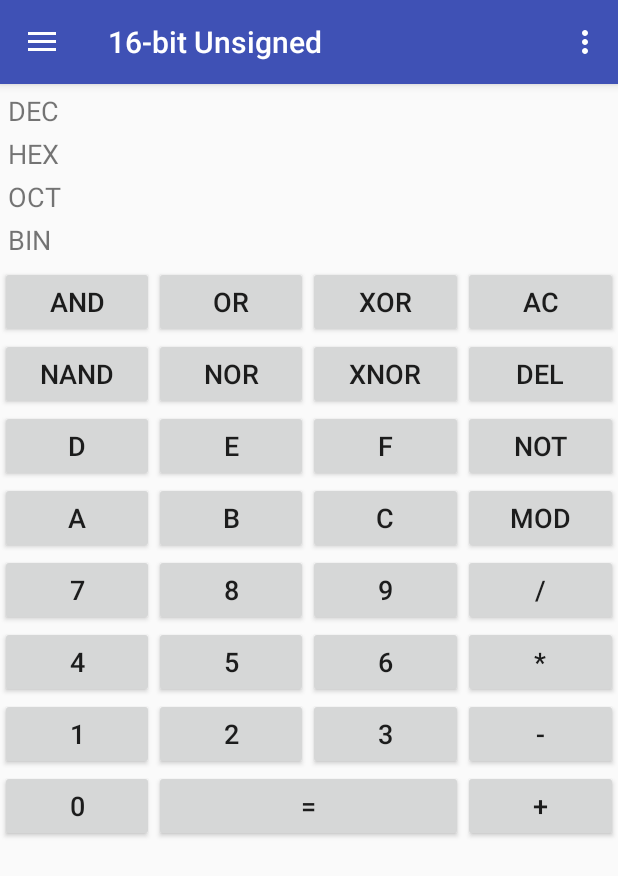
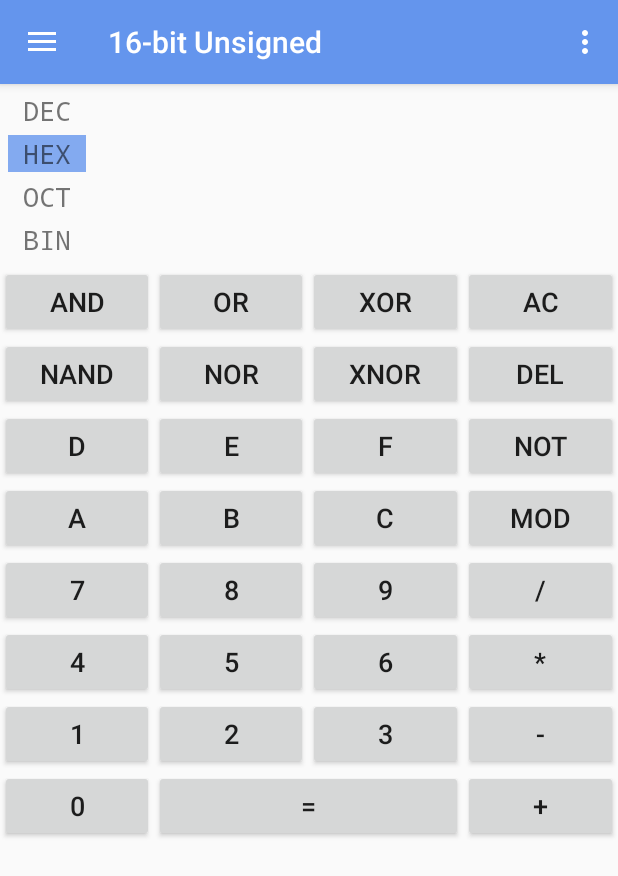
Before and after one commit to BlackburnCollege/procal, an Android app: the screen it shows after launch (MainActivity), in the side drawer, after a tap on "16-bit Unsigned", on a phone screen of 412 x 824 dp. Shown: the top 876 px of the screen. Run offline under Robolectric (Android 15) with nearby library versions, the phone set to English and light mode, and no system bars.

Commit message:
Drew - Much productivity... such progress.

```diff
--- a/ProgrammerCalculator/app/src/main/java/edu/blackburn/programmercalculator/MainActivity.java
+++ b/ProgrammerCalculator/app/src/main/java/edu/blackburn/programmercalculator/MainActivity.java
@@ -16,8 +16,6 @@ import android.view.ViewGroup.LayoutParams;
 import android.widget.LinearLayout;
 import android.widget.TextView;
 import android.widget.Toast;
-import android.widget.RelativeLayout;
-import android.view.Display;
 
 /**
  * MainActivity Class - Controller
@@ -40,10 +38,16 @@ public class MainActivity extends AppCompatActivity
     private int previousDecInput;
     private String previousBinInput;
 
+    private TextView tvDEClabel; // the textview that displays DEC
+    private TextView tvHEXlabel; // the textview that displays HEX
+    private TextView tvOCTlabel; // the textview that displays OCT
+    private TextView tvBINlabel; // the textview that displays BIN
+
     private TextView tvDEC; // the textview that displays decimal values
     private TextView tvHEX; // the textview that displays hexadecimal values
     private TextView tvOCT; // the textview that displays octal values
     private TextView tvBIN; // the textview that displays binary values
+
 
     /**
      * onCreate Method - initializes our activity
@@ -72,16 +76,21 @@ public class MainActivity extends AppCompatActivity
         resizeGUI();
 
         // initialize our TextView GUI objects
-        tvDEC = (TextView) findViewById((R.id.textViewDEC));
-        tvHEX = (TextView) findViewById((R.id.textViewHEX));
-        tvOCT = (TextView) findViewById((R.id.textViewOCT));
-        tvBIN = (TextView) findViewById((R.id.textViewBIN));
+        tvDEClabel = (TextView) findViewById(R.id.DECText);
+        tvHEXlabel = (TextView) findViewById(R.id.HEXText);
+        tvOCTlabel = (TextView) findViewById(R.id.OCTText);
+        tvBINlabel = (TextView) findViewById(R.id.BINText);
+        tvDEC = (TextView) findViewById(R.id.textViewDEC);
+        tvHEX = (TextView) findViewById(R.id.textViewHEX);
+        tvOCT = (TextView) findViewById(R.id.textViewOCT);
+        tvBIN = (TextView) findViewById(R.id.textViewBIN);
 
         // initialize our calculator Model object
         calculatorModel = new Model();
 
         // set default values for our global Controller variables
         inputMode = getString(R.string.DEC);
+        tvDEClabel.setBackgroundResource(R.color.colorPrimaryLight);
         signed = true;
         bitPrecision = 32;
         operationSelected = null;
@@ -154,32 +163,32 @@ public class MainActivity extends AppCompatActivity
             // update global Controller variables
             signed = false;
             bitPrecision = 4;
-            setTitle(getString(R.string.unsigned4bit));
+            updateAppTitle(getString(R.string.unsigned4bit));
         } else if (id == R.id.mode_8bitsigned) {
             // update global Controller variables
             signed = true;
             bitPrecision = 8;
-            setTitle(getString(R.string.signed8bit));
+            updateAppTitle(getString(R.string.signed8bit));
         } else if (id == R.id.mode_8bitunsigned) {
             // update global Controller variables
             signed = false;
             bitPrecision = 8;
-            setTitle(getString(R.string.unsigned8bit));
+            updateAppTitle(getString(R.string.unsigned8bit));
         } else if (id == R.id.mode_16bitsigned) {
             // update global Controller variables
             signed = true;
             bitPrecision = 16;
-            setTitle(getString(R.string.signed16bit));
+            updateAppTitle(getString(R.string.signed16bit));
         } else if (id == R.id.mode_16bitunsigned) {
             // update global Controller variables
             signed = false;
             bitPrecision = 16;
-            setTitle(getString(R.string.unsigned16bit));
+            updateAppTitle(getString(R.string.unsigned16bit));
         } else if (id == R.id.mode_32bitsigned) {
             // update global Controller variables
             signed = true;
             bitPrecision = 32;
-            setTitle(getString(R.string.signed32bit));
+            updateAppTitle(getString(R.string.signed32bit));
         }
 
         DrawerLayout drawer = (DrawerLayout) findViewById(R.id.drawer_layout);
@@ -248,6 +257,7 @@ public class MainActivity extends AppCompatActivity
      */
     private void updateAppTitle(String s) {
         setTitle(s);
+
     }//end updateAppTitle method
 
     /**
@@ -416,22 +426,22 @@ public class MainActivity extends AppCompatActivity
         String legalHexInputs = "0123456789ABCDEF";
         String buffer;
 
-        if (inputMode.equalsIgnoreCase(getString(R.string.BIN)) && legalBinInputs.contains(buttonValue)) {
+        if (inputMode.equalsIgnoreCase(getString(R.string.BIN)) && legalBinInputs.contains(buttonValue) && tvBIN.length() + 1 < 33) {
             buffer = tvBIN.getText().toString() + buttonValue;
             tvBIN.setText(buffer);
             updateTextViews(); // update TextViews only on legal button presses
 
-        } else if (inputMode.equalsIgnoreCase(getString(R.string.OCT)) && legalOctInputs.contains(buttonValue)) {
+        } else if (inputMode.equalsIgnoreCase(getString(R.string.OCT)) && legalOctInputs.contains(buttonValue) && tvOCT.length() + 1 < 12) {
             buffer = tvOCT.getText().toString() + buttonValue;
             tvOCT.setText(buffer);
             updateTextViews(); // update TextViews only on legal button presses
 
-        } else if (inputMode.equalsIgnoreCase(getString(R.string.DEC)) && legalDecInputs.contains(buttonValue)) {
+        } else if (inputMode.equalsIgnoreCase(getString(R.string.DEC)) && legalDecInputs.contains(buttonValue) && tvDEC.length() + 1 < 11) {
             buffer = tvDEC.getText().toString() + buttonValue;
             tvDEC.setText(buffer);
             updateTextViews(); // update TextViews only on legal button presses
 
-        } else if (inputMode.equalsIgnoreCase(getString(R.string.HEX)) && legalHexInputs.contains(buttonValue)) {
+        } else if (inputMode.equalsIgnoreCase(getString(R.string.HEX)) && legalHexInputs.contains(buttonValue) && tvHEX.length() + 1 < 9) {
             buffer = tvHEX.getText().toString() + buttonValue;
             tvHEX.setText(buffer);
             updateTextViews(); // update TextViews only on legal button presses
@@ -446,6 +456,10 @@ public class MainActivity extends AppCompatActivity
      */
     public void onPressDec(View view) {
         inputMode = getString(R.string.DEC);
+        tvDEClabel.setBackgroundResource(R.color.colorPrimaryLight);
+        tvHEXlabel.setBackgroundResource(R.color.transparent);
+        tvOCTlabel.setBackgroundResource(R.color.transparent);
+        tvBINlabel.setBackgroundResource(R.color.transparent);
     }//end onPressDec method
 
     /**
@@ -455,6 +469,10 @@ public class MainActivity extends AppCompatActivity
      */
     public void onPressHex(View view) {
         inputMode = getString(R.string.HEX);
+        tvDEClabel.setBackgroundResource(R.color.transparent);
+        tvHEXlabel.setBackgroundResource(R.color.colorPrimaryLight);
+        tvOCTlabel.setBackgroundResource(R.color.transparent);
+        tvBINlabel.setBackgroundResource(R.color.transparent);
     }//end onPressHex method
 
     /**
@@ -464,6 +482,10 @@ public class MainActivity extends AppCompatActivity
      */
     public void onPressOct(View view) {
         inputMode = getString(R.string.OCT);
+        tvDEClabel.setBackgroundResource(R.color.transparent);
+        tvHEXlabel.setBackgroundResource(R.color.transparent);
+        tvOCTlabel.setBackgroundResource(R.color.colorPrimaryLight);
+        tvBINlabel.setBackgroundResource(R.color.transparent);
     }//end onPressOct method
 
     /**
@@ -473,6 +495,10 @@ public class MainActivity extends AppCompatActivity
      */
     public void onPressBin(View view) {
         inputMode = getString(R.string.BIN);
+        tvDEClabel.setBackgroundResource(R.color.transparent);
+        tvHEXlabel.setBackgroundResource(R.color.transparent);
+        tvOCTlabel.setBackgroundResource(R.color.transparent);
+        tvBINlabel.setBackgroundResource(R.color.colorPrimaryLight);
     }//end onPressBin method
 
     /**
--- a/ProgrammerCalculator/app/src/main/res/layout/activity_main.xml
+++ b/ProgrammerCalculator/app/src/main/res/layout/activity_main.xml
@@ -20,6 +20,7 @@
         android:layout_gravity="start"
         android:fitsSystemWindows="true"
         app:headerLayout="@layout/nav_header_main"
+        app:itemTextAppearance="@style/MonospaceFontStyle"
         app:menu="@menu/activity_main_drawer" />
 
 </android.support.v4.widget.DrawerLayout>
--- a/ProgrammerCalculator/app/src/main/res/layout/content_main.xml
+++ b/ProgrammerCalculator/app/src/main/res/layout/content_main.xml
@@ -52,7 +52,8 @@
                     android:foregroundTint="@android:color/background_dark"
                     android:onClick="onPressDec"
                     android:textAlignment="viewEnd"
-                    android:textSize="18sp" />
+                    android:textSize="18sp"
+                    android:typeface="monospace" />
 
                 <TextView
                     android:id="@+id/DECText"
@@ -67,9 +68,12 @@
                     android:layout_toEndOf="@+id/textViewDEC"
                     android:background="@drawable/selector"
                     android:onClick="onPressDec"
+                    android:paddingEnd="10dp"
+                    android:paddingStart="10dp"
                     android:text="@string/DEC"
                     android:textAlignment="center"
-                    android:textSize="18sp" />
+                    android:textSize="18sp"
+                    android:typeface="monospace" />
 
             </RelativeLayout>
 
@@ -92,7 +96,8 @@
                     android:foregroundTint="@android:color/background_dark"
                     android:onClick="onPressHex"
                     android:textAlignment="viewEnd"
-                    android:textSize="18sp" />
+                    android:textSize="18sp"
+                    android:typeface="monospace" />
 
                 <TextView
                     android:id="@+id/HEXText"
@@ -107,9 +112,12 @@
                     android:layout_toEndOf="@+id/textViewHEX"
                     android:background="@drawable/selector"
                     android:onClick="onPressHex"
+                    android:paddingEnd="10dp"
+                    android:paddingStart="10dp"
                     android:text="@string/HEX"
                     android:textAlignment="center"
-                    android:textSize="18sp" />
+                    android:textSize="18sp"
+                    android:typeface="monospace" />
 
             </RelativeLayout>
 
@@ -132,7 +140,8 @@
                     android:foregroundTint="@android:color/background_dark"
                     android:onClick="onPressOct"
                     android:textAlignment="viewEnd"
-                    android:textSize="18sp" />
+                    android:textSize="18sp"
+                    android:typeface="monospace" />
 
                 <TextView
                     android:id="@+id/OCTText"
@@ -146,10 +155,13 @@
                     android:layout_marginTop="2dp"
                     android:layout_toEndOf="@+id/textViewOCT"
                     android:background="@drawable/selector"
-                    android:onClick="onPressHex"
+                    android:onClick="onPressOct"
+                    android:paddingEnd="10dp"
+                    android:paddingStart="10dp"
                     android:text="@string/OCT"
                     android:textAlignment="center"
-                    android:textSize="18sp" />
+                    android:textSize="18sp"
+                    android:typeface="monospace" />
 
             </RelativeLayout>
 
@@ -172,7 +184,8 @@
                     android:foregroundTint="@android:color/background_dark"
                     android:onClick="onPressBin"
                     android:textAlignment="viewEnd"
-                    android:textSize="18sp" />
+                    android:textSize="18sp"
+                    android:typeface="monospace" />
 
                 <TextView
                     android:id="@+id/BINText"
@@ -187,9 +200,12 @@
                     android:layout_toEndOf="@+id/textViewBIN"
                     android:background="@drawable/selector"
                     android:onClick="onPressBin"
+                    android:paddingEnd="10dp"
+                    android:paddingStart="10dp"
                     android:text="@string/BIN"
                     android:textAlignment="center"
-                    android:textSize="18sp" />
+                    android:textSize="18sp"
+                    android:typeface="monospace" />
 
             </RelativeLayout>
         </LinearLayout>
--- a/ProgrammerCalculator/app/src/main/res/layout/nav_header_main.xml
+++ b/ProgrammerCalculator/app/src/main/res/layout/nav_header_main.xml
@@ -27,7 +27,6 @@
         android:textAppearance="@style/TextAppearance.AppCompat.Body1" />
 
     <TextView
-        android:id="@+id/textView"
         android:layout_width="wrap_content"
         android:layout_height="wrap_content"
         android:text="android.studio@android.com" />
--- a/ProgrammerCalculator/app/src/main/res/menu/activity_main_drawer.xml
+++ b/ProgrammerCalculator/app/src/main/res/menu/activity_main_drawer.xml
@@ -4,22 +4,22 @@
     <group android:checkableBehavior="single">
         <item
             android:id="@+id/mode_32bitsigned"
-            android:title="32-bit Signed" />
+            android:title="@string/signed32bit" />
         <item
             android:id="@+id/mode_16bitunsigned"
-            android:title="16-bit Unsigned" />
+            android:title="@string/unsigned16bit" />
         <item
             android:id="@+id/mode_16bitsigned"
-            android:title="16-bit Signed" />
+            android:title="@string/signed16bit" />
         <item
             android:id="@+id/mode_8bitunsigned"
-            android:title="8-bit Unsigned" />
+            android:title="@string/unsigned8bit" />
         <item
             android:id="@+id/mode_8bitsigned"
-            android:title="8-bit Signed" />
+            android:title="@string/signed8bit" />
         <item
             android:id="@+id/mode_4bitunsigned"
-            android:title="4-bit Unsigned" />
+            android:title="@string/unsigned4bit" />
 
     </group>
 </menu>
--- a/ProgrammerCalculator/app/src/main/res/values/colors.xml
+++ b/ProgrammerCalculator/app/src/main/res/values/colors.xml
@@ -1,6 +1,8 @@
 <?xml version="1.0" encoding="utf-8"?>
 <resources>
-    <color name="colorPrimary">#3F51B5</color>
-    <color name="colorPrimaryDark">#303F9F</color>
-    <color name="colorAccent">#FF4081</color>
+    <color name="colorPrimary">#6495ED</color>
+    <color name="colorPrimaryDark">#5077bd</color>
+    <color name="colorPrimaryLight">#83aaf0</color>
+    <color name="colorAccent">#95ED64</color>
+    <color name="transparent">#00000000</color>
 </resources>
--- a/ProgrammerCalculator/app/src/main/res/values/strings.xml
+++ b/ProgrammerCalculator/app/src/main/res/values/strings.xml
@@ -42,7 +42,7 @@
     <string name="signed32bit">32-bit Signed</string>
     <string name="signed16bit">16-bit Signed</string>
     <string name="unsigned16bit">16-bit Unsigned</string>
-    <string name="signed8bit">8-bit Signed</string>
-    <string name="unsigned8bit">8-bit Unsigned</string>
-    <string name="unsigned4bit">4-bit Unsigned</string>
+    <string name="signed8bit">&#160;8-bit Signed</string>
+    <string name="unsigned8bit">&#160;8-bit Unsigned</string>
+    <string name="unsigned4bit">&#160;4-bit Unsigned</string>
 </resources>
--- a/ProgrammerCalculator/app/src/main/res/values/styles.xml
+++ b/ProgrammerCalculator/app/src/main/res/values/styles.xml
@@ -17,4 +17,8 @@
 
     <style name="AppTheme.PopupOverlay" parent="ThemeOverlay.AppCompat.Light" />
 
+    <style name="MonospaceFontStyle">
+        <item name="android:typeface">monospace</item>
+    </style>
+
 </resources>
```
